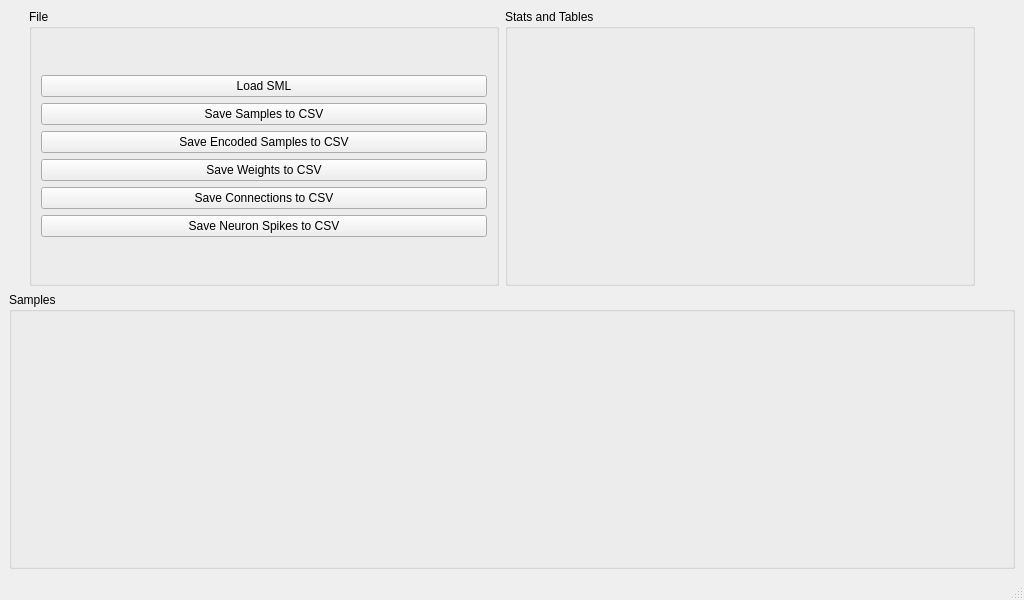
Before: the Qt Designer form smlgui/gui/import.ui in akshaybabloo/SML-GUI, drawn with Qt 5.
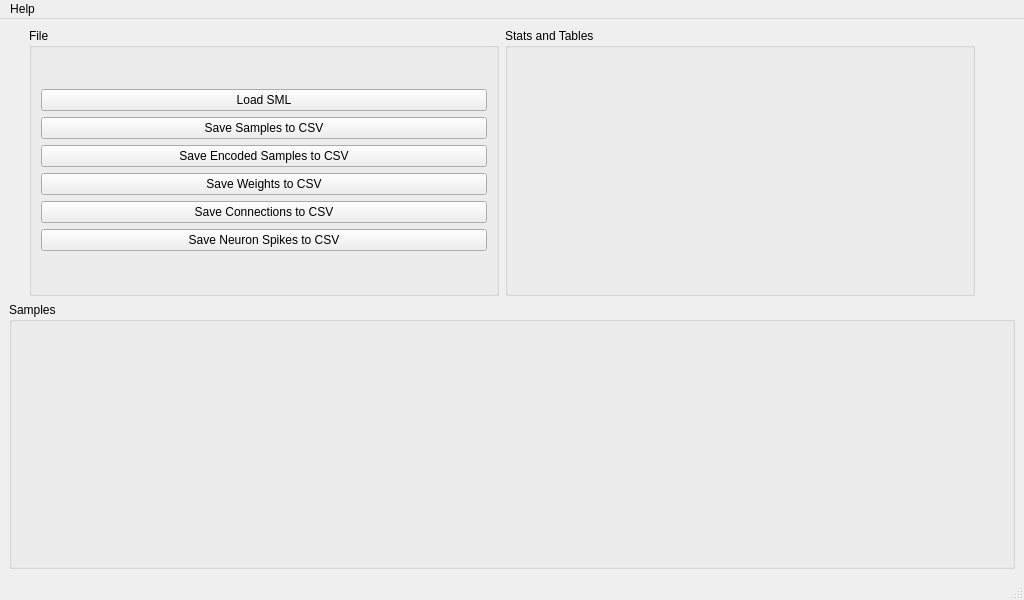
After: the same form once the commit is applied.

Commit message: show_about added

Diff of the .ui file:
```diff
--- a/smlgui/gui/import.ui
+++ b/smlgui/gui/import.ui
@@ -141,6 +141,13 @@
      <height>19</height>
     </rect>
    </property>
+   <widget class="QMenu" name="menuHelp">
+    <property name="title">
+     <string>Help</string>
+    </property>
+    <addaction name="about_menu"/>
+   </widget>
+   <addaction name="menuHelp"/>
   </widget>
   <widget class="QStatusBar" name="messageBar"/>
  </widget>
```
Left out of the diff: 5 changed lines with no effect on the pictures. The commit also changes 1 other file.
